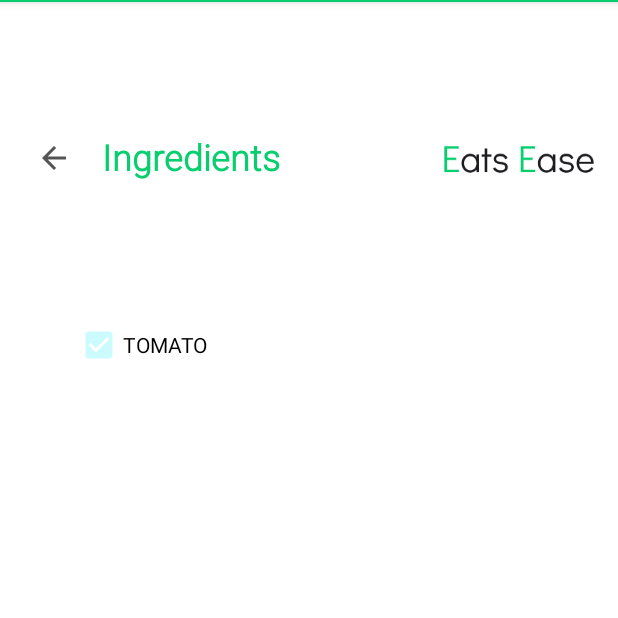
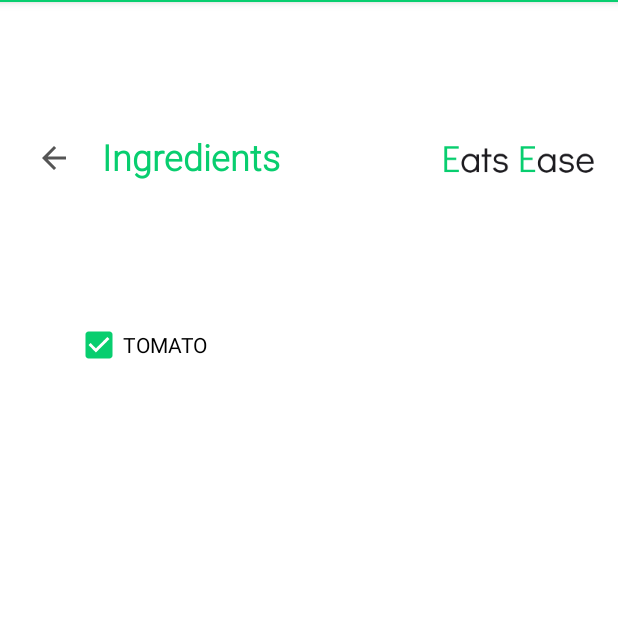
Before and after one commit to RockettSttudio/EE-eats-ease-app, an Android app: the fragment IngredientsFragment shown on its own in the app's theme, on a phone screen of 412 x 824 dp, the top half of it. Run offline under Robolectric (Android 15) with nearby library versions, the phone set to English and light mode, and no system bars; our stand-ins replace data binding.

Commit message:
Update_color_checkkbox

```diff
--- a/EatsEase/app/src/main/java/com/rockettsttudio/eatsease/ui/Ingredients/IngredientsFragment.kt
+++ b/EatsEase/app/src/main/java/com/rockettsttudio/eatsease/ui/Ingredients/IngredientsFragment.kt
@@ -23,8 +23,19 @@ class IngredientsFragment : Fragment() {
         savedInstanceState: Bundle?
     ): View? {
         _binding = FragmentIngredientesBinding.inflate(inflater, container, false)
+        return binding.root
+    }
+
+    override fun onViewCreated(view: View, savedInstanceState: Bundle?) {
+        super.onViewCreated(view, savedInstanceState)
         checkboxIngredients = binding.CheckboxIngredients
-        return binding.root
+        checkboxIngredients.setOnCheckedChangeListener { _, isChecked ->
+            if (isChecked) {
+                // Acciones cuando el CheckBox está seleccionado
+            } else {
+                // Acciones cuando el CheckBox no está seleccionado
+            }
+        }
     }
 
     override fun onDestroyView() {
--- /dev/null
+++ b/EatsEase/app/src/main/res/drawable/checkbox_color_selector.xml
@@ -0,0 +1,6 @@
+<?xml version="1.0" encoding="utf-8"?>
+<selector xmlns:android="http://schemas.android.com/apk/res/android">
+    <item android:state_checked="true" android:color="@color/verdeapp" />
+    <item android:state_checked="false" android:color="@color/white" />
+    <item android:color="@color/white" />
+</selector>
--- a/EatsEase/app/src/main/res/layout/fragment_ingredientes.xml
+++ b/EatsEase/app/src/main/res/layout/fragment_ingredientes.xml
@@ -55,6 +55,7 @@
             android:layout_marginEnd="50dp"
             android:checked="true"
             android:text="TOMATO"
+            style="@style/AppCheckBox"
             app:layout_constraintEnd_toEndOf="parent"
             app:layout_constraintStart_toStartOf="parent"
             app:layout_constraintTop_toTopOf="parent"> </CheckBox>
--- /dev/null
+++ b/EatsEase/app/src/main/res/values/styles.xml
@@ -0,0 +1,6 @@
+<?xml version="1.0" encoding="utf-8"?>
+<resources>
+    <style name="AppCheckBox" parent="Widget.AppCompat.CompoundButton.CheckBox">
+        <item name="android:buttonTint">@drawable/checkbox_color_selector</item>
+    </style>
+</resources>
```
